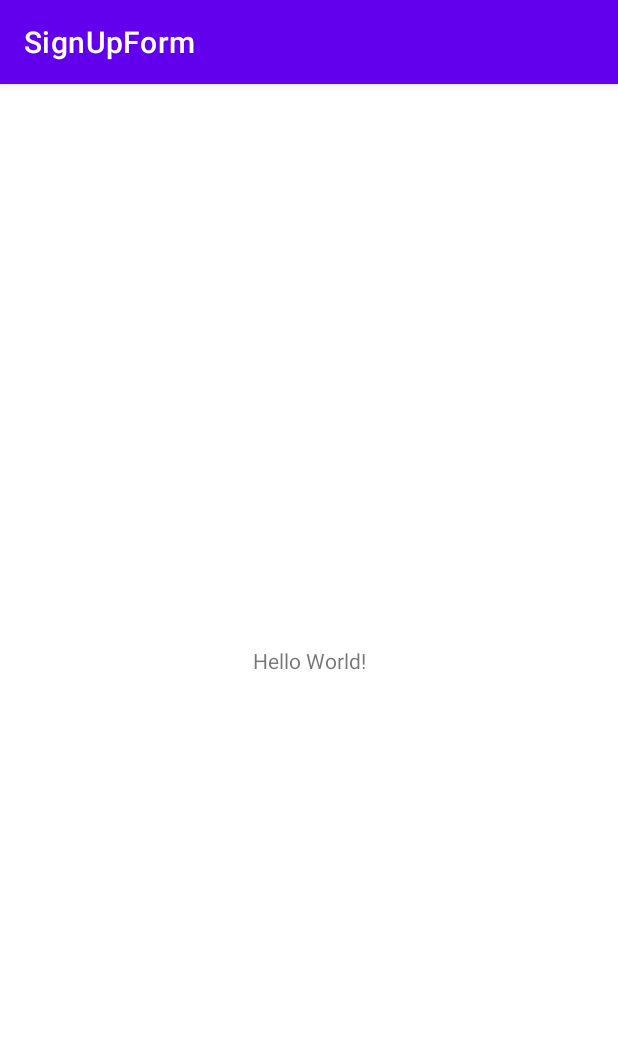
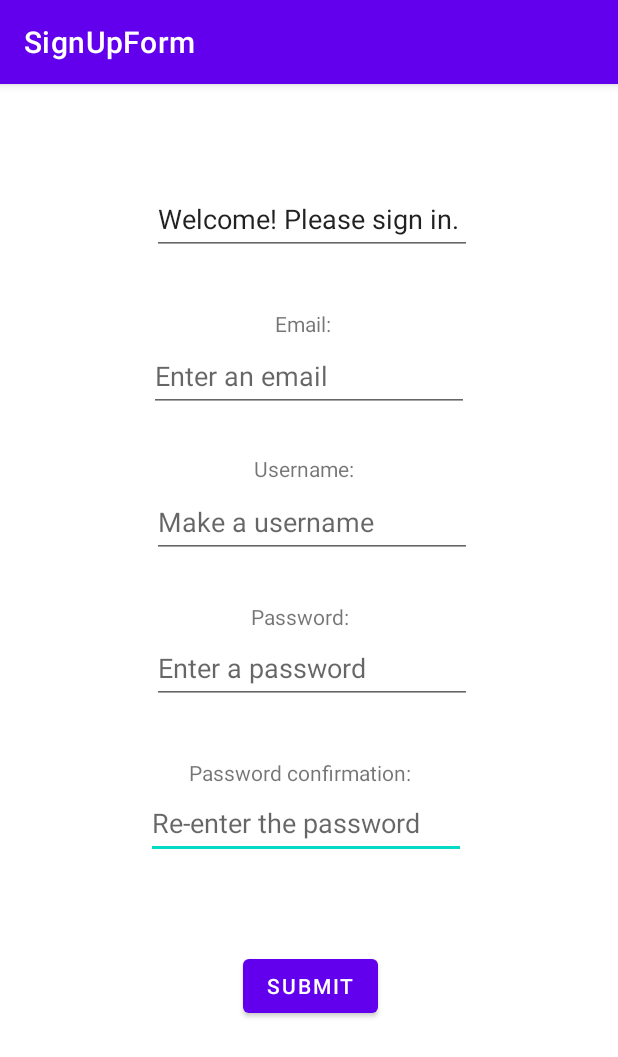
Before and after one commit to AR2K00/AppDevAssignment2, an Android app: the screen it shows after launch (FormActivity), on a phone screen of 412 x 824 dp. Shown: the top 1057 px of the screen. Run offline under Robolectric (Android 15) with nearby library versions, the phone set to English and light mode, and no system bars.

Commit message:
Added views for sign-up form

```diff
--- a/app/src/main/res/layout/activity_main.xml
+++ b/app/src/main/res/layout/activity_main.xml
@@ -6,13 +6,153 @@
     android:layout_height="match_parent"
     tools:context=".FormActivity">
 
-    <TextView
+    <EditText
+        android:id="@+id/editTextTextPassword2"
         android:layout_width="wrap_content"
         android:layout_height="wrap_content"
-        android:text="Hello World!"
+        android:layout_marginStart="101dp"
+        android:layout_marginEnd="101dp"
+        android:ems="10"
+        android:hint="Re-enter the password"
+        android:inputType="textPassword"
+        android:minHeight="48dp"
+        app:layout_constraintEnd_toEndOf="parent"
+        app:layout_constraintHorizontal_bias="1.0"
+        app:layout_constraintStart_toStartOf="parent"
+        app:layout_constraintTop_toBottomOf="@+id/textView4" />
+
+    <TextView
+        android:id="@+id/textView4"
+        android:layout_width="158dp"
+        android:layout_height="19dp"
+        android:layout_marginStart="126dp"
+        android:layout_marginTop="36dp"
+        android:layout_marginEnd="127dp"
+        android:text="Password confirmation:"
+        app:layout_constraintEnd_toEndOf="parent"
+        app:layout_constraintHorizontal_bias="0.0"
+        app:layout_constraintStart_toStartOf="parent"
+        app:layout_constraintTop_toBottomOf="@+id/editTextTextPassword" />
+
+    <TextView
+        android:id="@+id/textView3"
+        android:layout_width="75dp"
+        android:layout_height="21dp"
+        android:layout_marginStart="170dp"
+        android:layout_marginTop="28dp"
+        android:layout_marginEnd="167dp"
+        android:text="Username:"
+        app:layout_constraintEnd_toEndOf="parent"
+        app:layout_constraintHorizontal_bias="1.0"
+        app:layout_constraintStart_toStartOf="parent"
+        app:layout_constraintTop_toBottomOf="@+id/editTextTextEmailAddress" />
+
+    <EditText
+        android:id="@+id/editTextTextPersonName"
+        android:layout_width="wrap_content"
+        android:layout_height="wrap_content"
+        android:layout_marginStart="101dp"
+        android:layout_marginTop="60dp"
+        android:layout_marginEnd="101dp"
+        android:ems="10"
+        android:inputType="textPersonName"
+        android:minHeight="48dp"
+        android:text="Welcome! Please sign in."
+        app:layout_constraintBottom_toTopOf="@+id/editTextTextEmailAddress"
+        app:layout_constraintEnd_toEndOf="parent"
+        app:layout_constraintHorizontal_bias="0.0"
+        app:layout_constraintStart_toStartOf="parent"
+        app:layout_constraintTop_toTopOf="parent"
+        app:layout_constraintVertical_bias="0.092" />
+
+    <TextView
+        android:id="@+id/textView"
+        android:layout_width="45dp"
+        android:layout_height="19dp"
+        android:layout_marginStart="1dp"
+        android:layout_marginTop="36dp"
+        android:text="Email:"
+        app:layout_constraintBottom_toTopOf="@+id/editTextTextEmailAddress"
+        app:layout_constraintEnd_toEndOf="parent"
+        app:layout_constraintHorizontal_bias="0.498"
+        app:layout_constraintStart_toStartOf="parent"
+        app:layout_constraintTop_toBottomOf="@+id/editTextTextPersonName" />
+
+    <EditText
+        android:id="@+id/editTextTextEmailAddress"
+        android:layout_width="wrap_content"
+        android:layout_height="wrap_content"
+        android:layout_marginTop="1dp"
+        android:layout_marginBottom="28dp"
+        android:ems="10"
+        android:hint="Enter an email"
+        android:inputType="textEmailAddress"
+        android:minHeight="48dp"
+        app:layout_constraintBottom_toTopOf="@+id/textView3"
+        app:layout_constraintEnd_toEndOf="parent"
+        app:layout_constraintStart_toStartOf="parent"
+        app:layout_constraintTop_toBottomOf="@+id/textView" />
+
+    <EditText
+        android:id="@+id/editTextTextPassword"
+        android:layout_width="wrap_content"
+        android:layout_height="wrap_content"
+        android:layout_marginStart="101dp"
+        android:layout_marginEnd="101dp"
+        android:layout_marginBottom="10dp"
+        android:ems="10"
+        android:hint="Enter a password"
+        android:inputType="textPassword"
+        android:minHeight="48dp"
+        app:layout_constraintBottom_toTopOf="@+id/textView4"
+        app:layout_constraintEnd_toEndOf="parent"
+        app:layout_constraintHorizontal_bias="0.0"
+        app:layout_constraintStart_toStartOf="parent"
+        app:layout_constraintTop_toBottomOf="@+id/textView2" />
+
+    <TextView
+        android:id="@+id/textView2"
+        android:layout_width="77dp"
+        android:layout_height="20dp"
+        android:layout_marginStart="168dp"
+        android:layout_marginTop="29dp"
+        android:layout_marginEnd="167dp"
+        android:text="Password:"
+        app:layout_constraintEnd_toEndOf="parent"
+        app:layout_constraintHorizontal_bias="1.0"
+        app:layout_constraintStart_toStartOf="parent"
+        app:layout_constraintTop_toBottomOf="@+id/editTextTextPersonName3" />
+
+    <EditText
+        android:id="@+id/editTextTextPersonName3"
+        android:layout_width="wrap_content"
+        android:layout_height="wrap_content"
+        android:layout_marginStart="101dp"
+        android:layout_marginEnd="101dp"
+        android:layout_marginBottom="29dp"
+        android:ems="10"
+        android:hint="Make a username"
+        android:inputType="textPersonName"
+        android:minHeight="48dp"
+        app:layout_constraintBottom_toTopOf="@+id/textView2"
+        app:layout_constraintEnd_toEndOf="parent"
+        app:layout_constraintHorizontal_bias="0.0"
+        app:layout_constraintStart_toStartOf="parent"
+        app:layout_constraintTop_toBottomOf="@+id/textView3" />
+
+    <Button
+        android:id="@+id/button"
+        android:layout_width="wrap_content"
+        android:layout_height="wrap_content"
+        android:layout_marginStart="161dp"
+        android:layout_marginTop="38dp"
+        android:layout_marginEnd="160dp"
+        android:text="Submit"
         app:layout_constraintBottom_toBottomOf="parent"
-        app:layout_constraintLeft_toLeftOf="parent"
-        app:layout_constraintRight_toRightOf="parent"
-        app:layout_constraintTop_toTopOf="parent" />
+        app:layout_constraintEnd_toEndOf="parent"
+        app:layout_constraintHorizontal_bias="1.0"
+        app:layout_constraintStart_toStartOf="parent"
+        app:layout_constraintTop_toBottomOf="@+id/editTextTextPassword2"
+        app:layout_constraintVertical_bias="0.139" />
 
 </androidx.constraintlayout.widget.ConstraintLayout>
```
